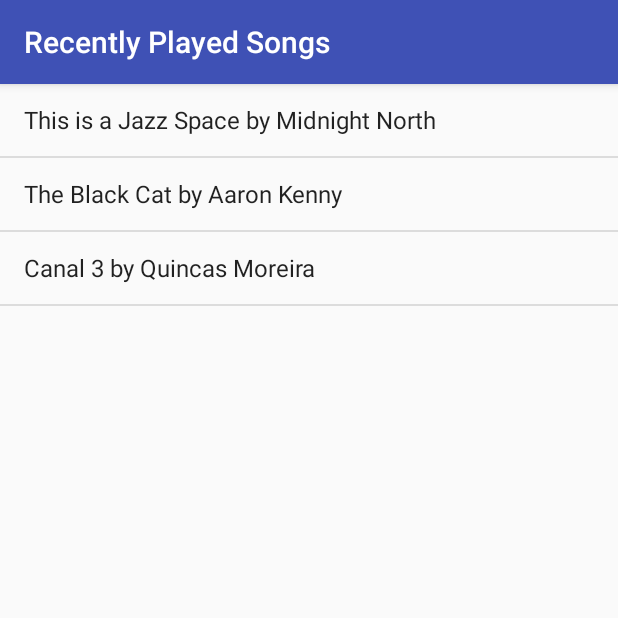
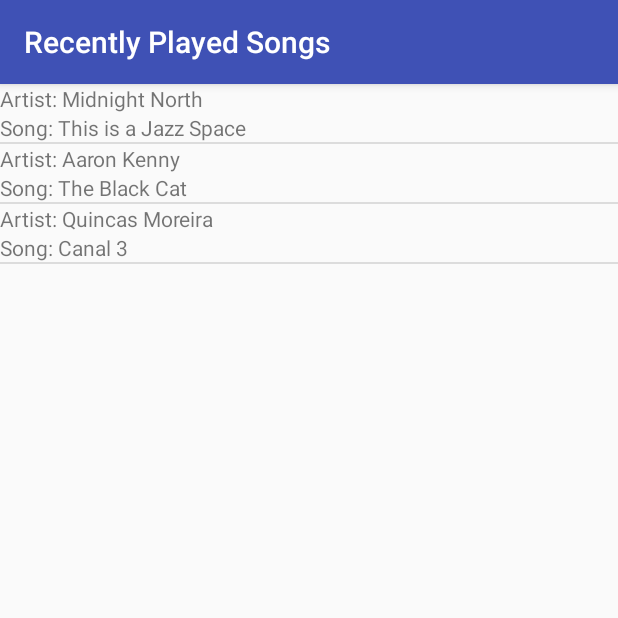
Before and after one commit to MoLeighJackson/MusicPlayer, an Android app: the RecentlyPlayedActivity screen opened directly, with no data from a screen before it, on a phone screen of 412 x 824 dp, the top half of it. Run offline under Robolectric (Android 15) with nearby library versions, the phone set to English and light mode, and no system bars.

Commit message:
added song details adapter to display song title and artist to recently played screen

```diff
--- a/app/src/main/java/com/example/moleigh/musicplayer/MainActivity.java
+++ b/app/src/main/java/com/example/moleigh/musicplayer/MainActivity.java
@@ -15,6 +15,8 @@ public class MainActivity extends AppCompatActivity {
     protected void onCreate(Bundle savedInstanceState) {
         super.onCreate(savedInstanceState);
         setContentView(R.layout.activity_main);
+
+
 
 
 // code for now playing screen
--- a/app/src/main/java/com/example/moleigh/musicplayer/RecentlyPlayedActivity.java
+++ b/app/src/main/java/com/example/moleigh/musicplayer/RecentlyPlayedActivity.java
@@ -2,6 +2,7 @@ package com.example.moleigh.musicplayer;
 
 import android.support.v7.app.AppCompatActivity;
 import android.os.Bundle;
+import android.widget.Adapter;
 import android.widget.ArrayAdapter;
 import android.widget.LinearLayout;
 import android.widget.ListView;
@@ -17,13 +18,14 @@ public class RecentlyPlayedActivity extends AppCompatActivity {
         setContentView(R.layout.activity_recently_played);
 
         //create an array of songs
-        ArrayList<String> tracks = new ArrayList<String>();
-        tracks.add("This is a Jazz Space by Midnight North");
-        tracks.add("The Black Cat by Aaron Kenny");
-        tracks.add("Canal 3 by Quincas Moreira");
+        ArrayList<SongDetails> tracks = new ArrayList<SongDetails>();
 
-        ArrayAdapter<String> itemsAdapter = new ArrayAdapter<>(this, android.R.layout.simple_list_item_1, tracks);
+        tracks.add(new SongDetails("Artist: Midnight North", "Song: This is a Jazz Space"));
+        tracks.add(new SongDetails("Artist: Aaron Kenny", "Song: The Black Cat"));
+        tracks.add(new SongDetails("Artist: Quincas Moreira", "Song: Canal 3"));
+
+        SongDetailsAdapter adapter = new SongDetailsAdapter(this, tracks);
         ListView listView = (ListView) findViewById(R.id.list);
-        listView.setAdapter(itemsAdapter);
+        listView.setAdapter(adapter);
     }
 }
--- /dev/null
+++ b/app/src/main/java/com/example/moleigh/musicplayer/SongDetailsAdapter.java
@@ -0,0 +1,42 @@
+package com.example.moleigh.musicplayer;
+
+import android.app.Activity;
+import android.support.annotation.NonNull;
+import android.support.annotation.Nullable;
+import android.text.Layout;
+import android.view.LayoutInflater;
+import android.view.View;
+import android.view.ViewGroup;
+import android.widget.ArrayAdapter;
+import android.widget.TextView;
+
+import org.w3c.dom.Text;
+
+import java.util.ArrayList;
+
+public class SongDetailsAdapter extends ArrayAdapter<SongDetails>
+{
+
+    public SongDetailsAdapter(Activity context, ArrayList<SongDetails> tracks){
+        super(context, 0, tracks);
+    }
+
+    @Override
+    public View getView(int position, View convertView, ViewGroup parent) {
+        View listItemView = convertView;
+        if(listItemView == null) {
+            listItemView = LayoutInflater.from(getContext()).inflate(R.layout.list_item, parent, false);
+        }
+
+        SongDetails currentSong = getItem(position);
+
+        TextView artistNameTextView = (TextView) listItemView.findViewById(R.id.artist_name);
+        artistNameTextView.setText(currentSong.getmNameOfArtist());
+
+        TextView songNameTextView = (TextView) listItemView.findViewById(R.id.song_name);
+        songNameTextView.setText(currentSong.getmNameOfTrack());
+
+        return listItemView;
+
+    }
+}
```
